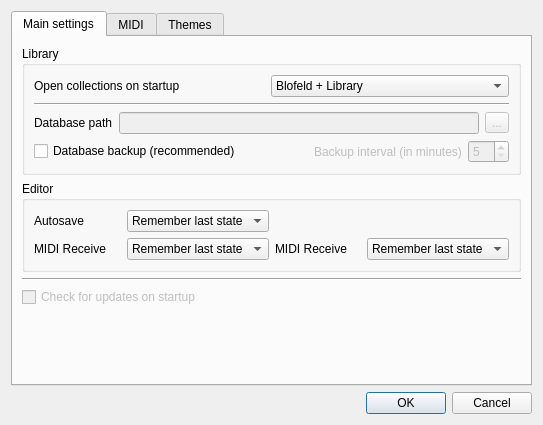
The window that bigglesworth/ui/settings.ui (MaurizioB/Bigglesworth) describes before a commit, drawn with Qt 5.
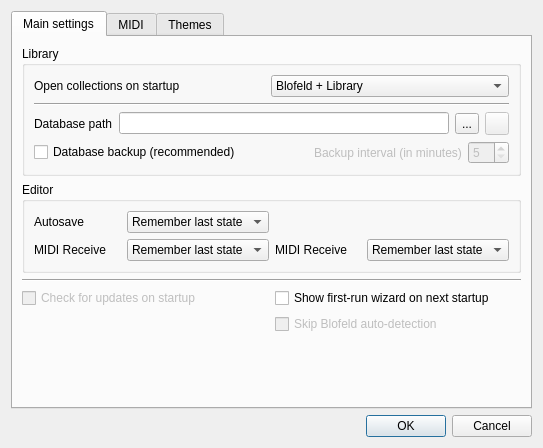
The same window after the commit. Icons and pictures are not drawn. Custom widgets are drawn as their Qt base class.

Patch:
```diff
--- a/bigglesworth/ui/settings.ui
+++ b/bigglesworth/ui/settings.ui
@@ -7,7 +7,7 @@
     <x>0</x>
     <y>0</y>
     <width>543</width>
-    <height>425</height>
+    <height>448</height>
    </rect>
   </property>
   <property name="windowTitle">
@@ -34,7 +34,7 @@
          </property>
         </widget>
        </item>
-       <item row="5" column="0">
+       <item row="6" column="0">
         <spacer name="verticalSpacer">
          <property name="orientation">
           <enum>Qt::Vertical</enum>
@@ -47,7 +47,14 @@
          </property>
         </spacer>
        </item>
-       <item row="0" column="0">
+       <item row="3" column="0" colspan="2">
+        <widget class="Line" name="line_3">
+         <property name="orientation">
+          <enum>Qt::Horizontal</enum>
+         </property>
+        </widget>
+       </item>
+       <item row="0" column="0" colspan="2">
         <widget class="QGroupBox" name="groupBox_3">
          <property name="title">
           <string>Library</string>
@@ -63,20 +70,14 @@
           <item row="2" column="1">
            <layout class="QHBoxLayout" name="horizontalLayout_2">
             <item>
-             <widget class="QLineEdit" name="backupPathEdit">
-              <property name="enabled">
-               <bool>false</bool>
-              </property>
+             <widget class="QLineEdit" name="dbPathEdit">
               <property name="readOnly">
                <bool>true</bool>
               </property>
              </widget>
             </item>
             <item>
-             <widget class="QToolButton" name="backupPathBtn">
-              <property name="enabled">
-               <bool>false</bool>
-              </property>
+             <widget class="QToolButton" name="dbPathBtn">
               <property name="sizePolicy">
                <sizepolicy hsizetype="Maximum" vsizetype="Fixed">
                 <horstretch>0</horstretch>
@@ -88,6 +89,27 @@
               </property>
              </widget>
             </item>
+            <item>
+             <widget class="QToolButton" name="dbPathRestoreBtn">
+              <property name="enabled">
+               <bool>false</bool>
+              </property>
+              <property name="sizePolicy">
+               <sizepolicy hsizetype="Maximum" vsizetype="Fixed">
+                <horstretch>0</horstretch>
+                <verstretch>0</verstretch>
+               </sizepolicy>
+              </property>
+              <property name="toolTip">
+               <string>Restore default value</string>
+              </property>
+              <property name="icon">
+               <iconset theme="edit-undo">
+                <normaloff/>
+               </iconset>
+              </property>
+             </widget>
+            </item>
            </layout>
           </item>
           <item row="0" column="0" colspan="2">
@@ -183,7 +205,7 @@
          </layout>
         </widget>
        </item>
-       <item row="2" column="0">
+       <item row="2" column="0" colspan="2">
         <widget class="QGroupBox" name="groupBox_4">
          <property name="title">
           <string>Editor</string>
@@ -295,10 +317,20 @@
          </layout>
         </widget>
        </item>
-       <item row="3" column="0">
-        <widget class="Line" name="line_3">
-         <property name="orientation">
-          <enum>Qt::Horizontal</enum>
+       <item row="4" column="1">
+        <widget class="QCheckBox" name="showFirstRunChk">
+         <property name="text">
+          <string>Show first-run wizard on next startup</string>
+         </property>
+        </widget>
+       </item>
+       <item row="5" column="1">
+        <widget class="QCheckBox" name="firstRunSkipBlofeldDetectChk">
+         <property name="enabled">
+          <bool>false</bool>
+         </property>
+         <property name="text">
+          <string>Skip Blofeld auto-detection</string>
          </property>
         </widget>
        </item>
```
Left out of the diff: 29 changed lines with no effect on the pictures.
